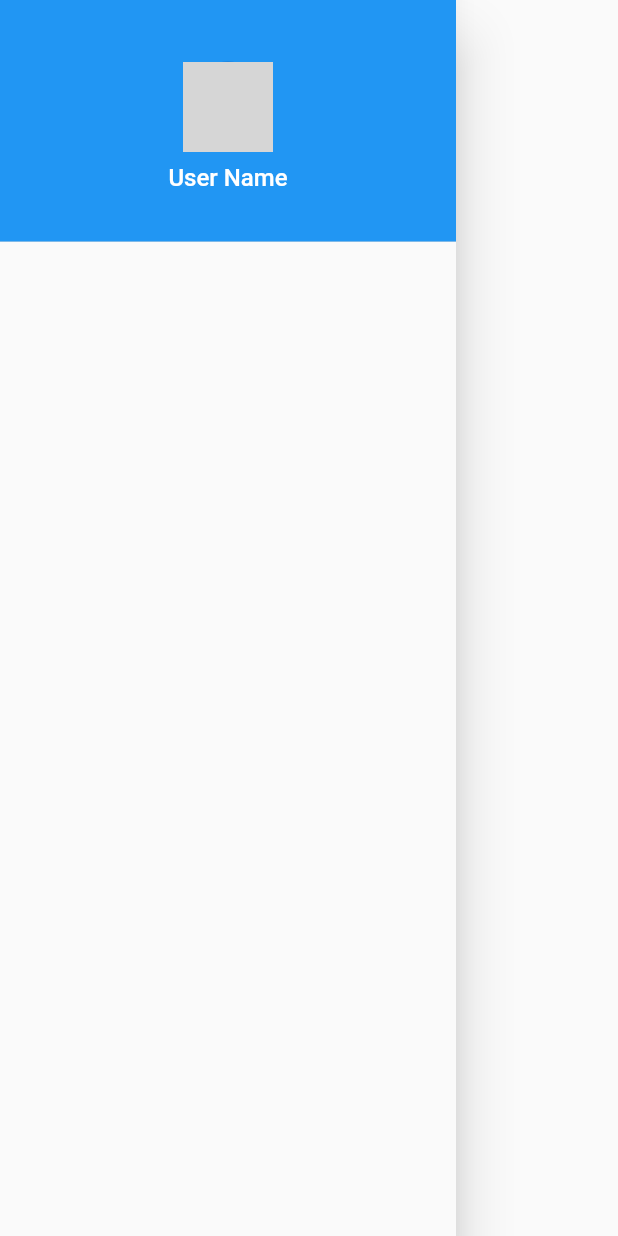
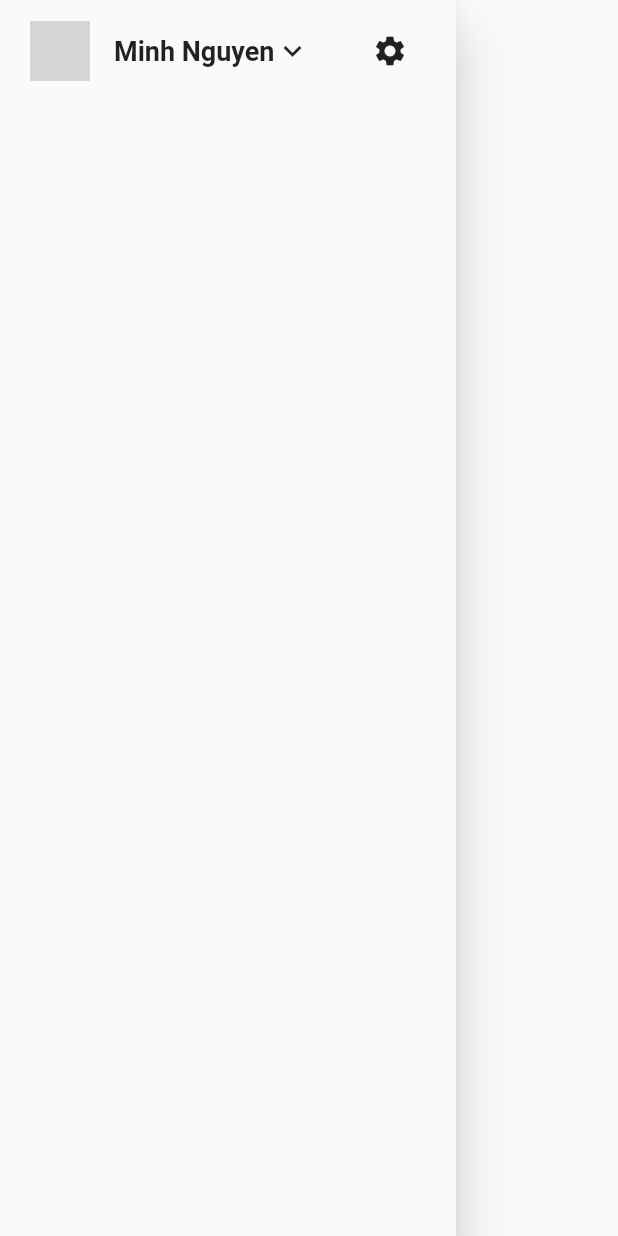
Before and after one commit to nqminh2417/flutter_practice, a Flutter app: the SideMenu widget shown alone on an empty page, opened directly, on a phone screen of 412 x 824 dp. Run offline on Flutter 3.47's test engine with Material 2 defaults, Android fonts, the phone set to English and light mode, and no system bars; our stand-ins replace cloud_firestore, firebase_auth, firebase_core, flutter_html; missing offline and left inert: moment_dart; accounts and stored records are empty; network calls fail; grey boxes are pictures that could not be loaded.

Commit message:
custom side menu, add screen profile, switch account

```diff
--- a/lib/widgets/side_menu.dart
+++ b/lib/widgets/side_menu.dart
@@ -3,6 +3,8 @@ import 'package:flutter/material.dart';
 import 'package:provider/provider.dart';
 
 import '../providers/menu_provider.dart';
+import '../screens/profile_screen.dart';
+import '../screens/switch_account_screen.dart';
 
 class SideMenu extends StatelessWidget {
   const SideMenu({super.key});
@@ -17,37 +19,72 @@ class SideMenu extends StatelessWidget {
       child: ListView(
         padding: EdgeInsets.zero,
         children: [
-          DrawerHeader(
-            decoration: const BoxDecoration(
-              color: Colors.blue,
-            ),
-            child: Column(
-              mainAxisAlignment: MainAxisAlignment.center,
-              children: const [
-                CircleAvatar(
-                  radius: 30,
+          InkWell(
+            onTap: () {
+              Navigator.push(
+                context,
+                MaterialPageRoute(
+                    builder: (context) => const SwitchAccountScreen()),
+              );
+            },
+            splashColor: Colors.amberAccent,
+            child: Container(
+              padding: const EdgeInsets.fromLTRB(20, 10, 20, 10),
+              child: Row(
+                mainAxisAlignment: MainAxisAlignment.spaceBetween,
+                children: [
+                  const CircleAvatar(
+                    radius: 20,
                     backgroundImage: NetworkImage(
                         'https://vcdn1-giaitri.vnecdn.net/2022/09/23/-2181-1663929656.jpg?w=680&h=0&q=100&dpr=1&fit=crop&s=apYgDs9tYQiwn7pcDOGbNg'),
                   ),
-                SizedBox(height: 8),
-                Text(
-                  'User Name',
+                  const SizedBox(width: 16.0),
+                  const Text(
+                    'Minh Nguyen',
                     style: TextStyle(
-                    color: Colors.white,
-                    fontSize: 16,
+                      fontSize: 18.0,
+                      fontWeight: FontWeight.bold,
                     ),
+                  ),
+                  const Icon(Icons.expand_more),
+                  const Spacer(),
+                  // SizedBox(width: 8.0),
+                  // Icon(Icons.settings),
+                  IconButton(
+                    icon: const Icon(Icons.settings),
+                    onPressed: () {
+                      // Navigate to the ProfileScreen
+                      Navigator.push(
+                        context,
+                        MaterialPageRoute(
+                            builder: (context) => const ProfileScreen()),
+                      );
+                    },
                   ),
                 ],
               ),
             ),
+          ),
           ListView.builder(
             shrinkWrap: true,
+            padding: const EdgeInsets.fromLTRB(10, 0, 10, 0),
             itemCount: menuItems.length,
             itemBuilder: (context, index) {
               final menuItem = menuItems[index];
               final isSelected = menuItem.route == selectedRoute;
               return ListTile(
-                leading: Icon(menuItem.icon),
+                contentPadding: const EdgeInsets.fromLTRB(10, 0, 10, 0),
+                leading: SizedBox(
+                  width: 42,
+                  height: 42,
+                  child: DecoratedBox(
+                    decoration: BoxDecoration(
+                      borderRadius: BorderRadius.circular(15.0),
+                      color: const Color(0xffe7e7e7),
+                    ),
+                    child: Icon(menuItem.icon),
+                  ),
+                ),
                 title: Text(menuItem.title),
                 onTap: () {
                   menuProvider.setSelectedRoute(menuItem.route);
@@ -55,52 +92,15 @@ class SideMenu extends StatelessWidget {
                 },
                 selected: isSelected,
                 tileColor: isSelected ? Colors.grey : null,
+                selectedTileColor: const Color(0xfff0f0f0),
+                selectedColor: const Color(0xffb74093),
+                shape: RoundedRectangleBorder(
+                    borderRadius: BorderRadius.circular(15.0)),
               );
             },
           ),
         ],
       ),
     );
-
-    // return Drawer(
-    //   child: ListView.builder(
-    //     itemCount: menuItems.length,
-    //     itemBuilder: (context, index) {
-    //       final menuItem = menuItems[index];
-
-    //       return ListTile(
-    //         leading: Icon(menuItem.icon),
-    //         title: Text(menuItem.title),
-    //         onTap: () {
-    //           Navigator.of(context).pushNamed(menuItem.route);
-    //         },
-    //       );
-    //     },
-    //   ),
-    // );
-
-    // return Drawer(
-    //   child: ListView(
-    //     children: [
-    //       const DrawerHeader(
-    //         decoration: BoxDecoration(
-    //           color: Colors.blue,
-    //         ),
-    //         child: Text('Drawer Header'),
-    //       ),
-
-    //       ListTile(
-    //         leading: const Icon(Icons.logout),
-    //         title: const Text('Logout'),
-    //         onTap: () {
-    //           FirebaseAuth.instance.signOut();
-    //           Navigator.of(context).pushReplacement(
-    //             MaterialPageRoute(builder: (context) => const LoginScreen()),
-    //           );
-    //         },
-    //       ),
-    //     ],
-    //   ),
-    // );
   }
 }
```
Also changed, not shown: lib/screens/profile_screen.dart (added, +21 -0 lines), lib/screens/switch_account_screen.dart (added, +20 -0 lines). Lines whose indentation alone changed are shown as unchanged.
